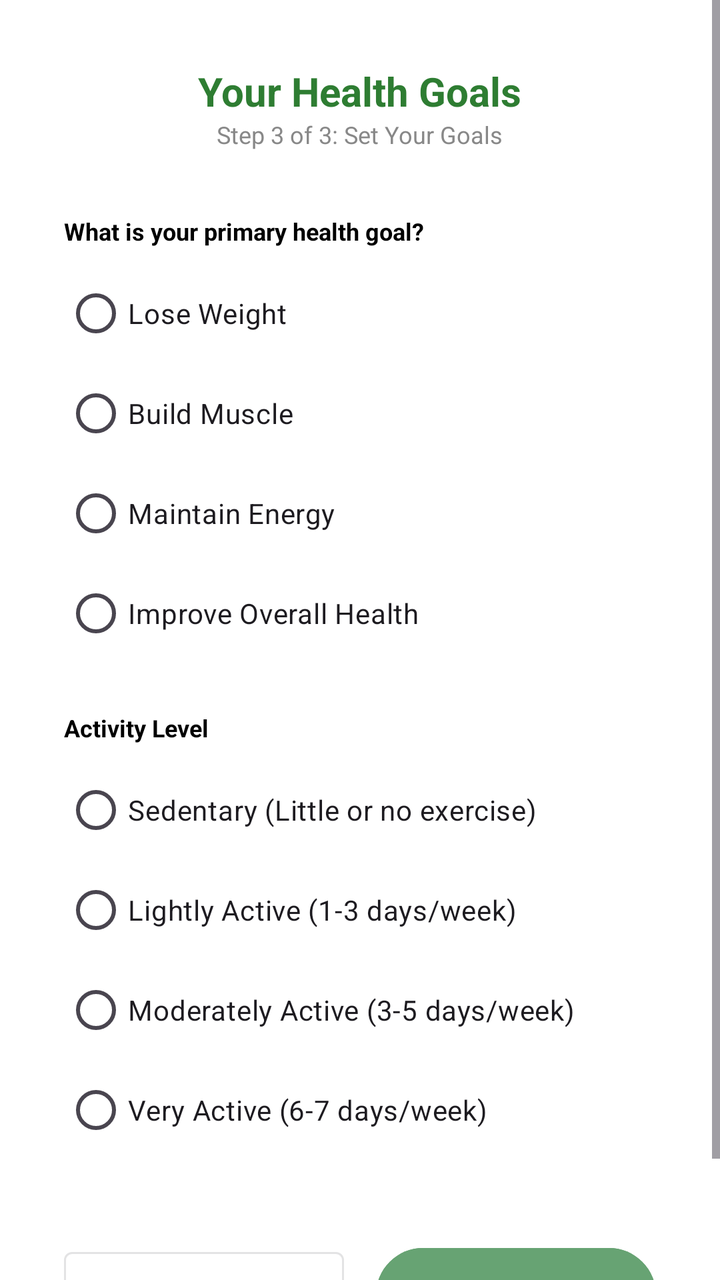
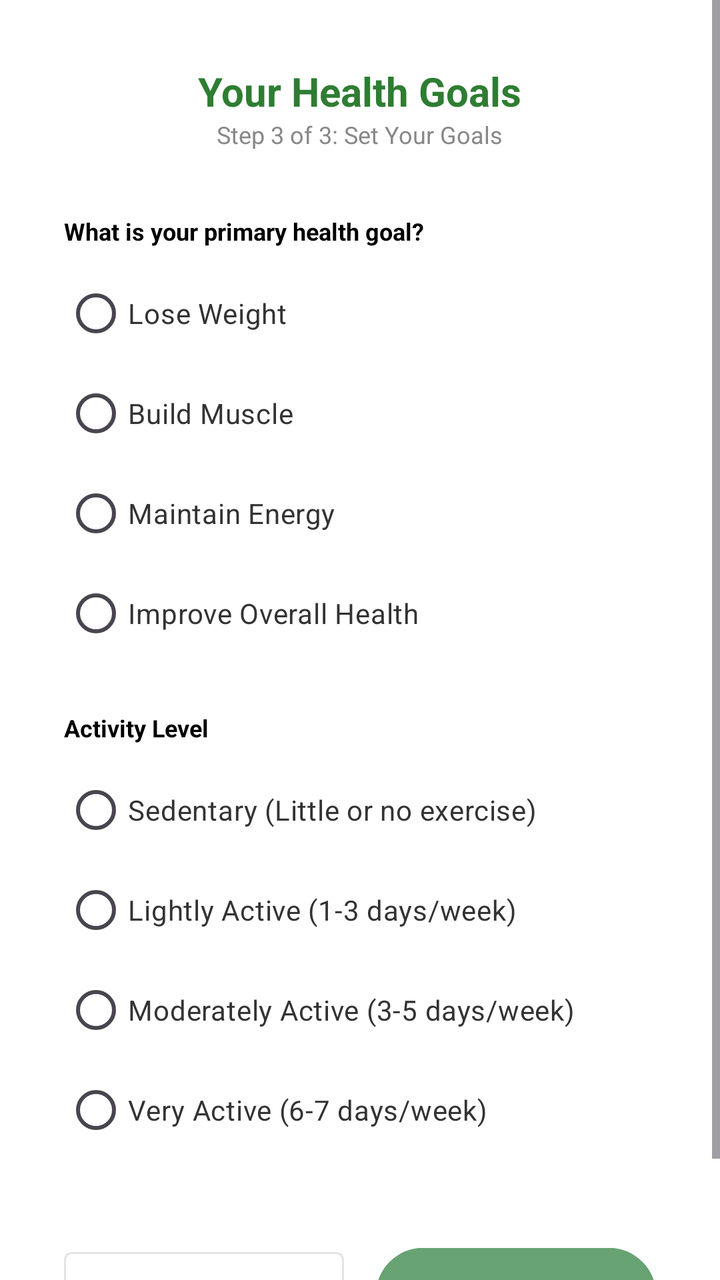

Before-and-after screenshots of an Android layout around one commit, followed by the original layout XML and the change that was made.
<!-- AndroidManifest.xml: application theme Theme.NutriNest -->
<!-- res/layout/activity_goals.xml -->
<?xml version="1.0" encoding="utf-8"?>
<ScrollView xmlns:android="http://schemas.android.com/apk/res/android"
    android:layout_width="match_parent"
    android:layout_height="match_parent"
    android:background="@color/white"
    android:fillViewport="true">

    <LinearLayout
        android:layout_width="match_parent"
        android:layout_height="wrap_content"
        android:orientation="vertical"
        android:padding="32dp">

        <TextView
            android:layout_width="wrap_content"
            android:layout_height="wrap_content"
            android:layout_gravity="center_horizontal"
            android:text="Your Health Goals"
            android:textColor="#2E7D32"
            android:textSize="20sp"
            android:textStyle="bold" />

        <TextView
            android:layout_width="wrap_content"
            android:layout_height="wrap_content"
            android:layout_gravity="center_horizontal"
            android:text="Step 3 of 3: Set Your Goals"
            android:textColor="#888888"
            android:textSize="12sp" />

        
        <TextView style="@style/LabelStyle" android:text="What is your primary health goal?" android:layout_marginTop="32dp"/>

        <RadioGroup
            android:id="@+id/rgGoals"
            android:layout_width="match_parent"
            android:layout_height="wrap_content"
            android:layout_marginTop="8dp">

            <RadioButton android:id="@+id/rbLoseWeight" android:layout_width="match_parent" android:layout_height="50dp" android:text="Lose Weight" />
            <RadioButton android:id="@+id/rbBuildMuscle" android:layout_width="match_parent" android:layout_height="50dp" android:text="Build Muscle" />
            <RadioButton android:id="@+id/rbMaintain" android:layout_width="match_parent" android:layout_height="50dp" android:text="Maintain Energy" />
            <RadioButton android:id="@+id/rbOverallHealth" android:layout_width="match_parent" android:layout_height="50dp" android:text="Improve Overall Health" />
        </RadioGroup>

        
        <TextView style="@style/LabelStyle" android:text="Activity Level" android:layout_marginTop="24dp"/>

        <RadioGroup
            android:id="@+id/rgActivity"
            android:layout_width="match_parent"
            android:layout_height="wrap_content"
            android:layout_marginTop="8dp">

            <RadioButton android:id="@+id/rbSedentary" android:layout_width="match_parent" android:layout_height="50dp" android:text="Sedentary (Little or no exercise)" />
            <RadioButton android:id="@+id/rbLight" android:layout_width="match_parent" android:layout_height="50dp" android:text="Lightly Active (1-3 days/week)" />
            <RadioButton android:id="@+id/rbModerate" android:layout_width="match_parent" android:layout_height="50dp" android:text="Moderately Active (3-5 days/week)" />
            <RadioButton android:id="@+id/rbVeryActive" android:layout_width="match_parent" android:layout_height="50dp" android:text="Very Active (6-7 days/week)" />
        </RadioGroup>

        
        <LinearLayout
            android:layout_width="match_parent"
            android:layout_height="wrap_content"
            android:layout_marginTop="40dp"
            android:orientation="horizontal">

            <Button
                android:id="@+id/btnBack"
                style="@style/Widget.MaterialComponents.Button.OutlinedButton"
                android:layout_width="0dp"
                android:layout_height="55dp"
                android:layout_weight="1"
                android:layout_marginEnd="8dp"
                android:text="Back"
                android:textColor="#67a373" />

            <Button
                android:id="@+id/btnFinish"
                android:layout_width="0dp"
                android:layout_height="55dp"
                android:layout_weight="1"
                android:layout_marginStart="8dp"
                android:backgroundTint="#67a373"
                android:text="Finish"
                android:textColor="@color/white" />
        </LinearLayout>
    </LinearLayout>
</ScrollView>
<!-- resources referenced by this layout -->
<resources>
  <color name="white">#FFFFFFFF</color>
  <style name="LabelStyle">
          <item name="android:layout_width">match_parent</item>
          <item name="android:layout_height">wrap_content</item>
          <item name="android:layout_marginTop">16dp</item>
          <item name="android:textSize">12sp</item>
          <item name="android:textStyle">bold</item>
          <item name="android:textColor">#000000</item>
      </style>
  <style name="Theme.NutriNest" parent="Base.Theme.NutriNest" />
  <style name="Base.Theme.NutriNest" parent="Theme.Material3.DayNight.NoActionBar">
          
          
      </style>
</resources>

<!-- the commit's change to res/layout/activity_goals.xml (unified diff, before → after) -->
@@ -37,10 +37,10 @@
             android:layout_height="wrap_content"
             android:layout_marginTop="8dp">
 
-            <RadioButton android:id="@+id/rbLoseWeight" android:layout_width="match_parent" android:layout_height="50dp" android:text="Lose Weight" />
-            <RadioButton android:id="@+id/rbBuildMuscle" android:layout_width="match_parent" android:layout_height="50dp" android:text="Build Muscle" />
-            <RadioButton android:id="@+id/rbMaintain" android:layout_width="match_parent" android:layout_height="50dp" android:text="Maintain Energy" />
-            <RadioButton android:id="@+id/rbOverallHealth" android:layout_width="match_parent" android:layout_height="50dp" android:text="Improve Overall Health" />
+            <RadioButton android:id="@+id/rbLoseWeight" android:layout_width="match_parent" android:layout_height="50dp" android:text="Lose Weight" android:textColor="#333333"/>
+            <RadioButton android:id="@+id/rbBuildMuscle" android:layout_width="match_parent" android:layout_height="50dp" android:text="Build Muscle" android:textColor="#333333"/>
+            <RadioButton android:id="@+id/rbMaintain" android:layout_width="match_parent" android:layout_height="50dp" android:text="Maintain Energy" android:textColor="#333333"/>
+            <RadioButton android:id="@+id/rbOverallHealth" android:layout_width="match_parent" android:layout_height="50dp" android:text="Improve Overall Health" android:textColor="#333333"/>
         </RadioGroup>
 
         
@@ -52,10 +52,10 @@
             android:layout_height="wrap_content"
             android:layout_marginTop="8dp">
 
-            <RadioButton android:id="@+id/rbSedentary" android:layout_width="match_parent" android:layout_height="50dp" android:text="Sedentary (Little or no exercise)" />
-            <RadioButton android:id="@+id/rbLight" android:layout_width="match_parent" android:layout_height="50dp" android:text="Lightly Active (1-3 days/week)" />
-            <RadioButton android:id="@+id/rbModerate" android:layout_width="match_parent" android:layout_height="50dp" android:text="Moderately Active (3-5 days/week)" />
-            <RadioButton android:id="@+id/rbVeryActive" android:layout_width="match_parent" android:layout_height="50dp" android:text="Very Active (6-7 days/week)" />
+            <RadioButton android:id="@+id/rbSedentary" android:layout_width="match_parent" android:layout_height="50dp" android:text="Sedentary (Little or no exercise)" android:textColor="#333333"/>
+            <RadioButton android:id="@+id/rbLight" android:layout_width="match_parent" android:layout_height="50dp" android:text="Lightly Active (1-3 days/week)" android:textColor="#333333"/>
+            <RadioButton android:id="@+id/rbModerate" android:layout_width="match_parent" android:layout_height="50dp" android:text="Moderately Active (3-5 days/week)" android:textColor="#333333"/>
+            <RadioButton android:id="@+id/rbVeryActive" android:layout_width="match_parent" android:layout_height="50dp" android:text="Very Active (6-7 days/week)" android:textColor="#333333"/>
         </RadioGroup>
 
         
